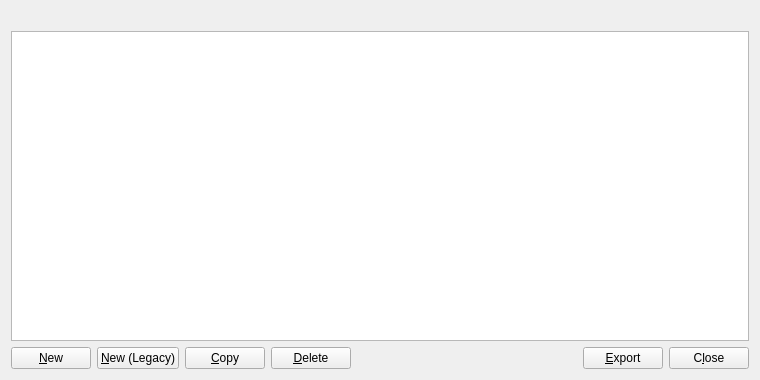
SmartCash/Core-Smart, file src/qt/forms/addressbookpage.ui: the form before one commit.
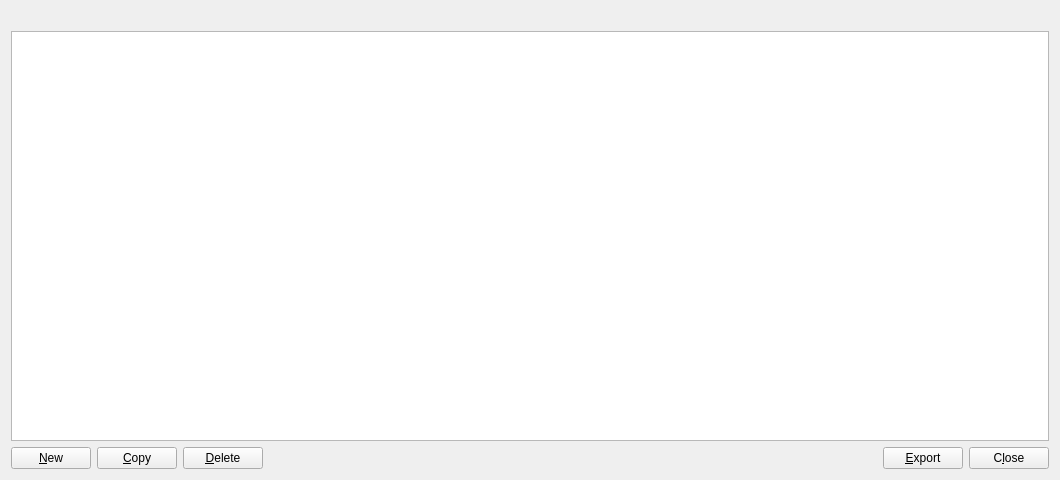
The form after the commit. Icons and pictures are not drawn.

Commit message: new address and legacy compatibility

The edit to the form file:
```diff
--- a/src/qt/forms/addressbookpage.ui
+++ b/src/qt/forms/addressbookpage.ui
@@ -6,8 +6,8 @@
    <rect>
     <x>0</x>
     <y>0</y>
-    <width>760</width>
-    <height>380</height>
+    <width>1060</width>
+    <height>480</height>
    </rect>
   </property>
   <layout class="QVBoxLayout" name="verticalLayout">
@@ -68,23 +68,6 @@
        </property>
       </widget>
      </item>
-     <item>
-      <widget class="QPushButton" name="newAddressLegacy">
-       <property name="toolTip">
-        <string>Create a new address (Legacy)</string>
-       </property>
-       <property name="text">
-        <string>&amp;New (Legacy)</string>
-       </property>
-       <property name="icon">
-        <iconset resource="../bitcoin.qrc">
-         <normaloff>:/icons/add</normaloff>:/icons/add</iconset>
-       </property>
-       <property name="autoDefault">
-        <bool>false</bool>
-       </property>
-      </widget>
-     </item>
      <item>
       <widget class="QPushButton" name="copyAddress">
        <property name="toolTip">
```
The commit also changes 11 other files.
